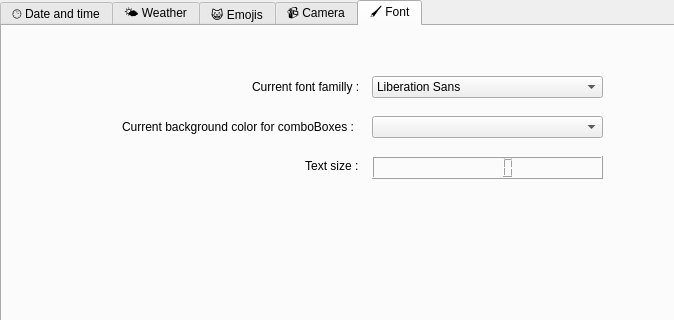
The window that maindesktopweadtwindow.ui (Vicken-Ghoubiguian/desktopWeaDTApp) describes before a commit, drawn with Qt 5; both pictures show x 0 to 674 and y 0 to 320 of the 800 by 600 pixel window.
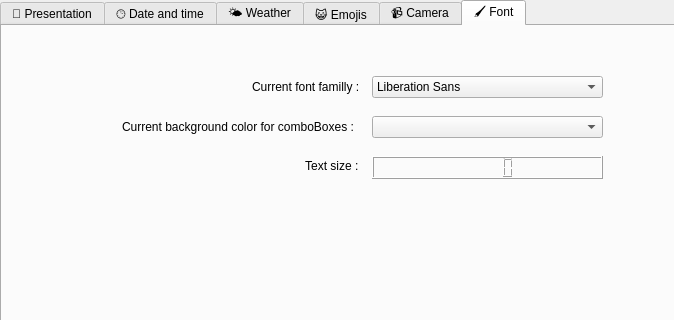
The same window after the commit. The open tabs and pages were chosen to show the change.

Commit message: New tab : presentation

What changed in the file:
```diff
--- a/maindesktopweadtwindow.ui
+++ b/maindesktopweadtwindow.ui
@@ -29,6 +29,11 @@
     <property name="currentIndex">
      <number>4</number>
     </property>
+    <widget class="QWidget" name="presentationTab">
+     <attribute name="title">
+      <string>📖 Presentation</string>
+     </attribute>
+    </widget>
     <widget class="QWidget" name="dateTimeTab">
      <attribute name="title">
       <string>🕒 Date and time</string>
```
Left out of the diff: 2 changed lines with no effect on the pictures.
